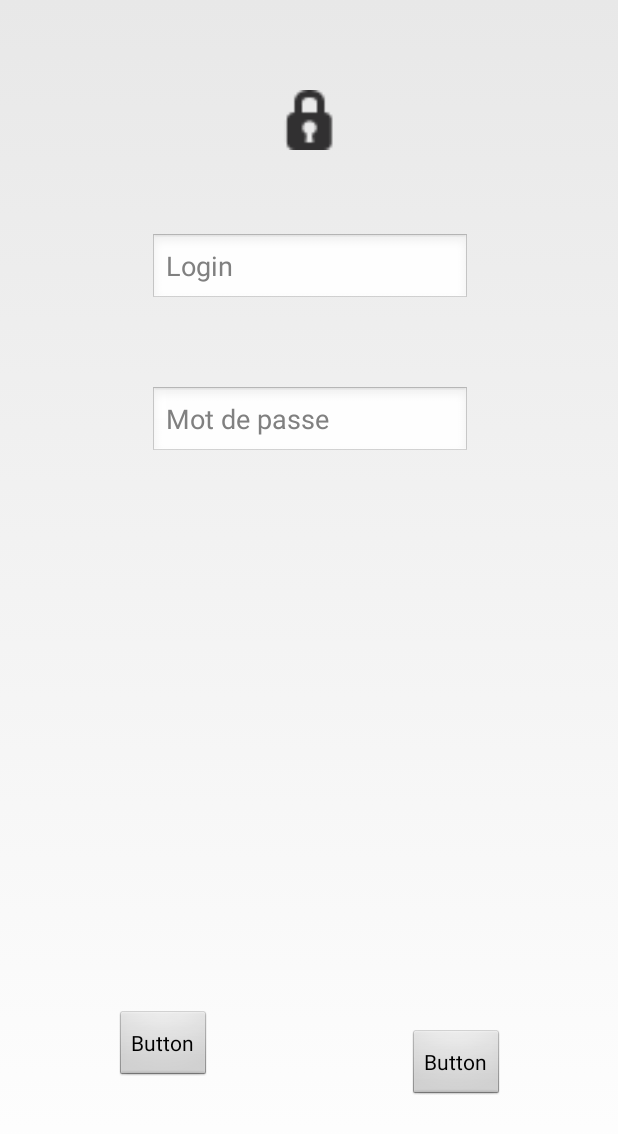
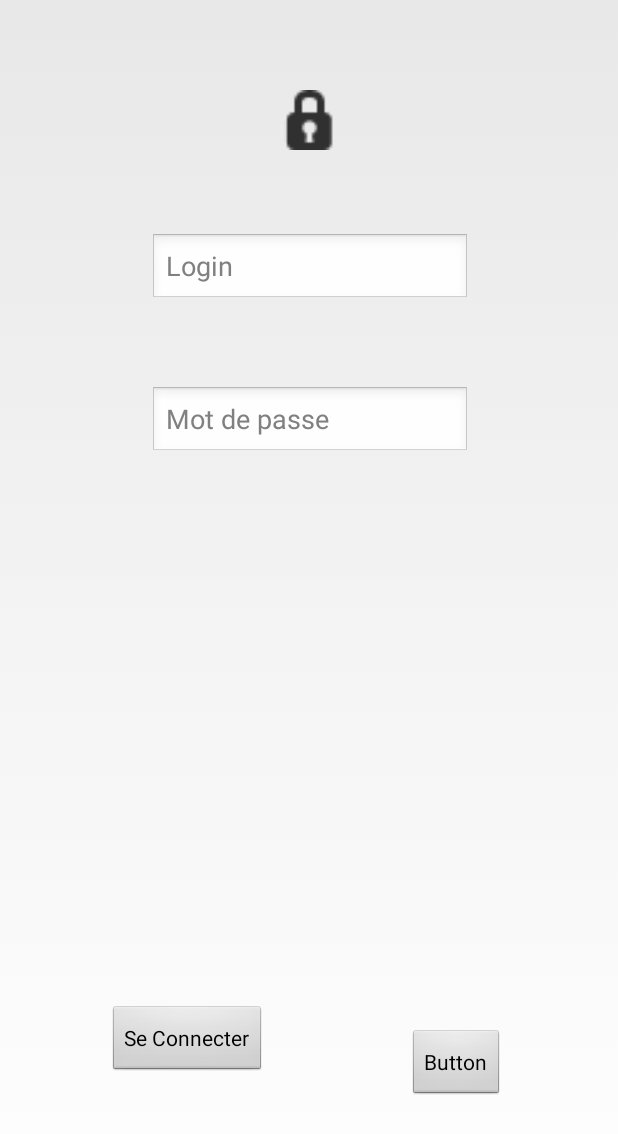
Before and after one commit to Thoogui/bioRelai, an Android app: the screen it shows after launch (MainActivity), on a phone screen of 412 x 824 dp. Shown: the top 1134 px of the screen. Run offline under Robolectric (Android 15) with nearby library versions, the phone set to English and light mode, and no system bars.

Commit message:
Texte button layout

```diff
--- a/app/src/main/res/layout/activity_main.xml
+++ b/app/src/main/res/layout/activity_main.xml
@@ -8,16 +8,16 @@
     tools:context="com.example.gfix.biorelai2.MainActivity">
 
     <Button
-        android:id="@+id/button2"
+        android:id="@+id/connecter"
         android:layout_width="wrap_content"
         android:layout_height="wrap_content"
-        android:text="Button"
+        android:text="Se Connecter"
         app:layout_constraintBottom_toBottomOf="parent"
+        app:layout_constraintHorizontal_bias="0.234"
         app:layout_constraintLeft_toLeftOf="parent"
         app:layout_constraintRight_toRightOf="parent"
         app:layout_constraintTop_toTopOf="parent"
-        app:layout_constraintVertical_bias="0.868"
-        app:layout_constraintHorizontal_bias="0.221" />
+        app:layout_constraintVertical_bias="0.863" />
 
     <Button
         android:id="@+id/button3"
```
